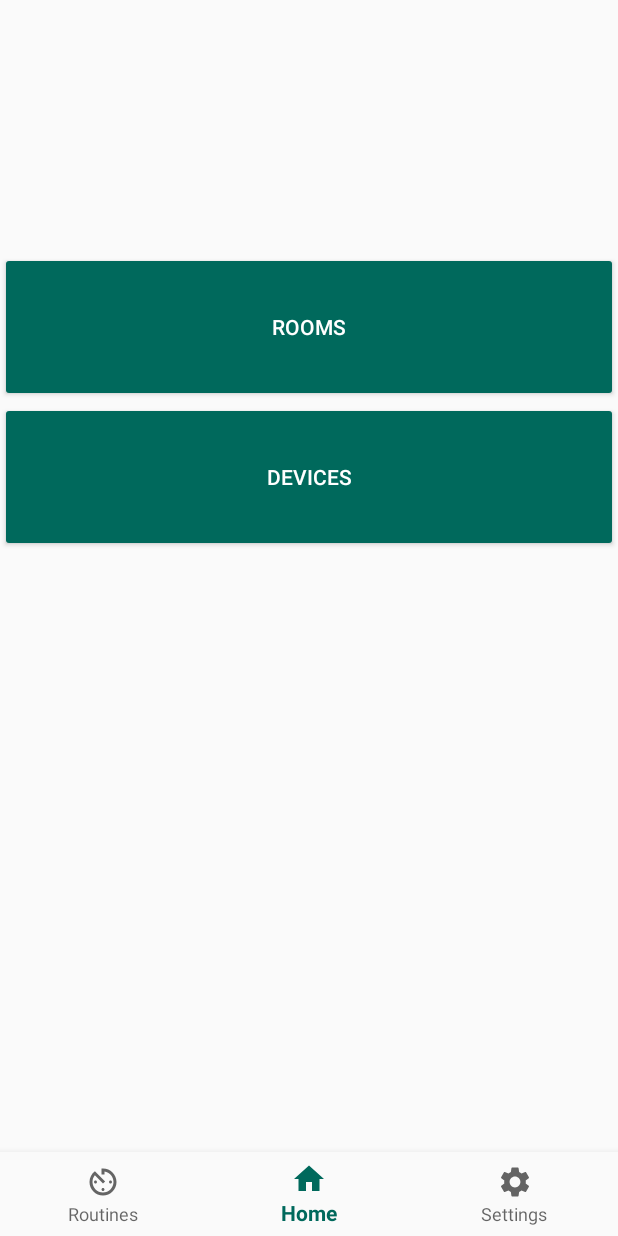
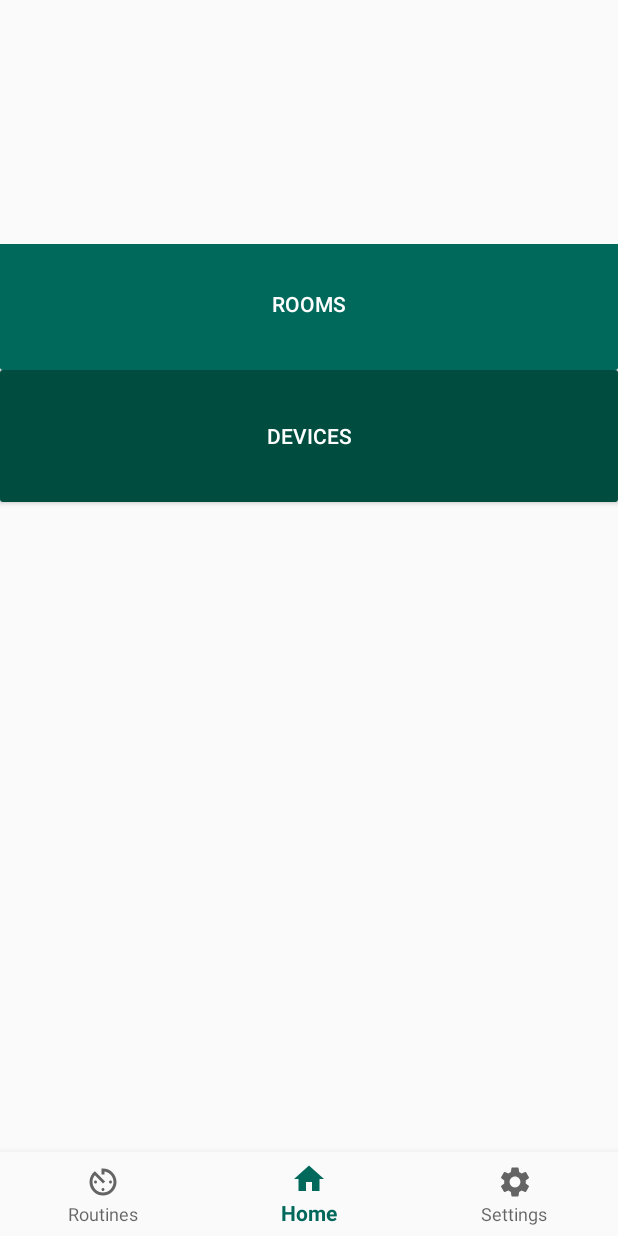
Before and after one commit to scottlin19/hci_mobile, an Android app: the screen it shows after launch (MainActivity), on a phone screen of 412 x 824 dp. Run offline under Robolectric (Android 15) with nearby library versions, the phone set to English and light mode, and no system bars; our stand-ins replace navigation-ui.

Commit message:
Buttons fixed

```diff
--- a/app/src/main/res/layout-land/activity_main.xml
+++ b/app/src/main/res/layout-land/activity_main.xml
@@ -23,7 +23,7 @@
         android:id="@+id/nav_host_fragment"
         android:name="androidx.navigation.fragment.NavHostFragment"
         android:layout_width="match_parent"
-        android:layout_height="300dp"
+        android:layout_height="345dp"
         app:defaultNavHost="true"
         app:layout_constraintBottom_toTopOf="@+id/nav_view"
         app:layout_constraintEnd_toEndOf="parent"
--- a/app/src/main/res/layout-land/fragment_settings.xml
+++ b/app/src/main/res/layout-land/fragment_settings.xml
@@ -10,6 +10,7 @@
         android:layout_width="match_parent"
         android:layout_height="match_parent"
         android:layout_marginStart="8dp"
+        android:layout_marginTop="20dp"
         android:layout_marginEnd="8dp"
         android:orientation="vertical"
         app:layout_constraintEnd_toEndOf="parent"
--- a/app/src/main/res/layout/activity_main.xml
+++ b/app/src/main/res/layout/activity_main.xml
@@ -23,7 +23,7 @@
         android:id="@+id/nav_host_fragment"
         android:name="androidx.navigation.fragment.NavHostFragment"
         android:layout_width="match_parent"
-        android:layout_height="610dp"
+        android:layout_height="615dp"
         app:defaultNavHost="true"
         app:layout_constraintBottom_toTopOf="@+id/nav_view"
         app:layout_constraintEnd_toEndOf="parent"
--- a/app/src/main/res/layout/fragment_home.xml
+++ b/app/src/main/res/layout/fragment_home.xml
@@ -23,6 +23,9 @@
             android:id="@+id/button_rooms"
             android:layout_width="match_parent"
             android:layout_height="wrap_content"
+            android:layout_marginLeft="-4dp"
+            android:layout_marginTop="-10dp"
+            android:layout_marginRight="-4dp"
             android:backgroundTint="@color/colorPrimary"
             android:minHeight="100dp"
             android:text="@string/title_rooms"
@@ -32,7 +35,10 @@
             android:id="@+id/button_devices"
             android:layout_width="match_parent"
             android:layout_height="wrap_content"
-            android:backgroundTint="@color/colorPrimary"
+            android:layout_marginLeft="-4dp"
+            android:layout_marginTop="-12dp"
+            android:layout_marginRight="-4dp"
+            android:backgroundTint="@color/colorPrimaryDark"
             android:minHeight="100dp"
             android:text="@string/title_devices"
             android:textColor="#FFFFFF" />
```
